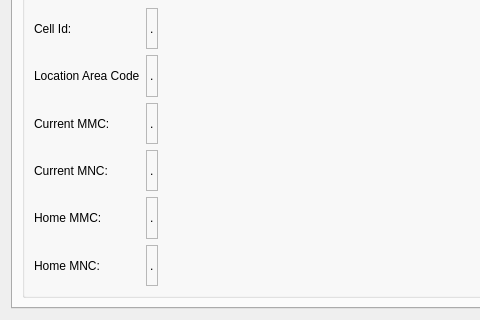
Before: the Qt Designer form examples/sysinfo/dialog.ui in qtproject/qt-mobility, drawn with Qt 5; both pictures show x 0 to 480 and y 236 to 556 of the 678 by 556 pixel window.
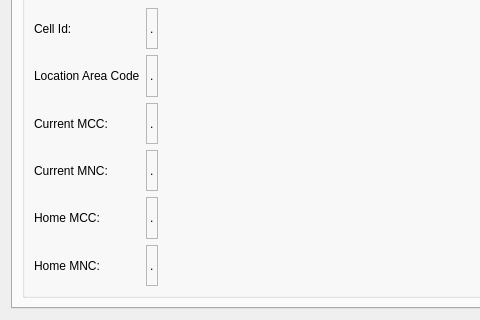
After: the same form once the commit is applied. The open tabs and pages were chosen to show the change. Icons and pictures are not drawn.

```diff
--- a/examples/sysinfo/dialog.ui
+++ b/examples/sysinfo/dialog.ui
@@ -898,7 +898,7 @@
           <item row="2" column="0">
            <widget class="QLabel" name="label_48">
             <property name="text">
-             <string>Current MMC:</string>
+             <string>Current MCC:</string>
             </property>
            </widget>
           </item>
@@ -964,7 +964,7 @@
           <item row="4" column="0">
            <widget class="QLabel" name="label_49">
             <property name="text">
-             <string>Home MMC:</string>
+             <string>Home MCC:</string>
             </property>
            </widget>
           </item>
```
